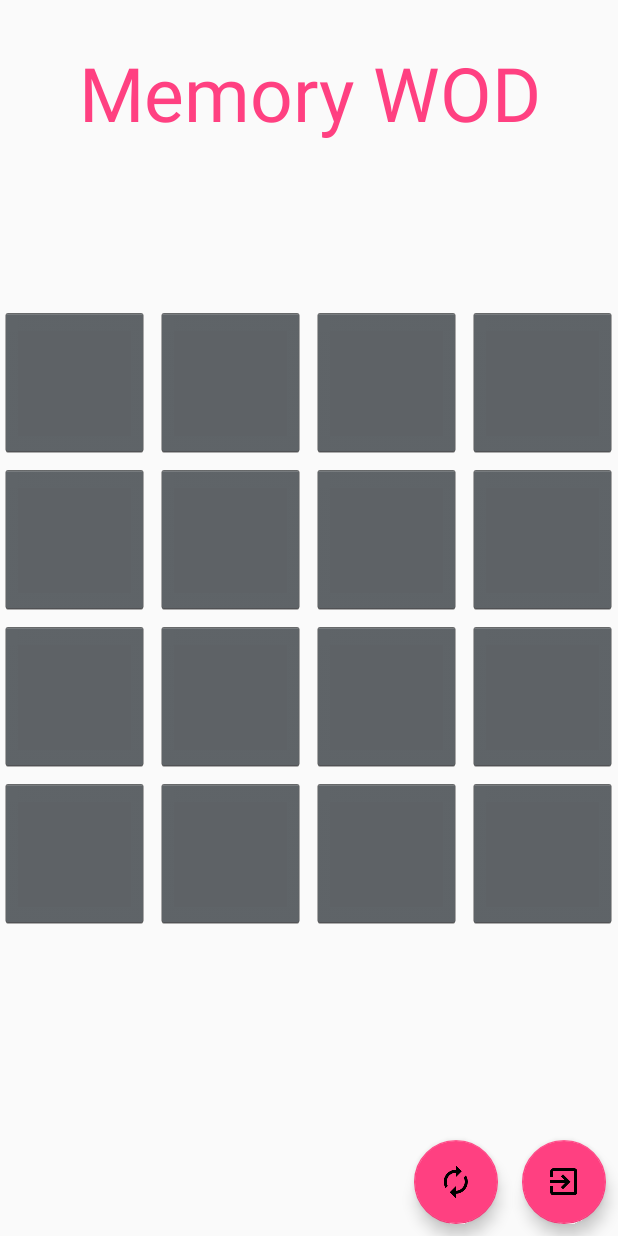
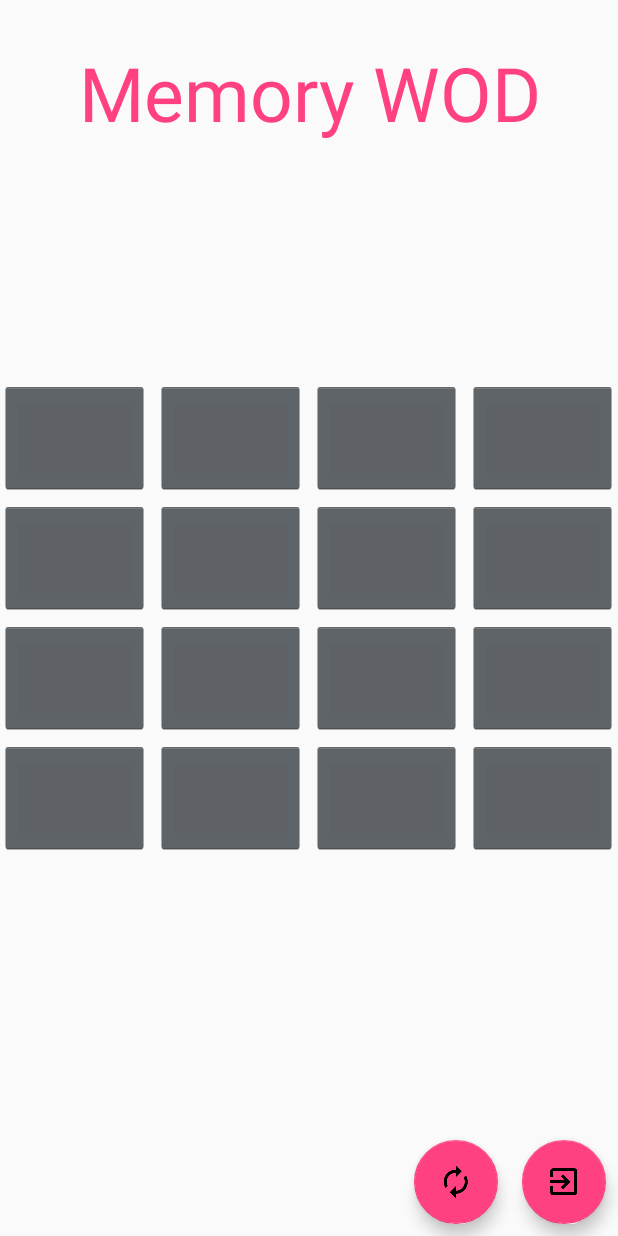
Before and after one commit to uncopyrightedapps/games-memory-wod, an Android app: the screen it shows after launch (PlayGameActivity), after a tap on an icon or button, on a phone screen of 412 x 824 dp. Run offline under Robolectric (Android 15) with nearby library versions, the light colour scheme and no system bars; 1 other tap on this screen came first.

Commit message:
Added Gameover and sounds

```diff
--- a/app/src/main/java/org/uncopyrightedapps/games/memory_wod/PieceAdapter.java
+++ b/app/src/main/java/org/uncopyrightedapps/games/memory_wod/PieceAdapter.java
@@ -1,6 +1,7 @@
 package org.uncopyrightedapps.games.memory_wod;
 
 import android.content.Context;
+import android.media.MediaPlayer;
 import android.os.Handler;
 import android.util.SparseArray;
 import android.view.LayoutInflater;
@@ -17,6 +18,8 @@ import java.util.List;
 public class PieceAdapter extends BaseAdapter {
 
     private static final String PIECE_BACK = "";
+    private final MediaPlayer mMediaPlayer;
+    private final MediaPlayer mMediaPlayerGameOver;
 
     private Context mContext;
     private GameEngine mEngine;
@@ -29,6 +32,9 @@ public class PieceAdapter extends BaseAdapter {
         this.mEngine = engine;
 
         this.mViewMap = new SparseArray<>();
+
+        this.mMediaPlayer = MediaPlayer.create(mContext, R.raw.applause);
+        this.mMediaPlayerGameOver = MediaPlayer.create(mContext, R.raw.long_applause);
     }
 
     @Override
@@ -55,7 +61,7 @@ public class PieceAdapter extends BaseAdapter {
             Piece piece = (Piece) getItem(position);
 
             TextView textView = (TextView) pieceView.findViewById(R.id.pieceText);
-            textView.setText(getPieceText(piece));
+            textView.setText(getPieceText(position, piece));
 
             textView.setOnClickListener(new PieceOnClickListener(mEngine, position));
         } else {
@@ -64,7 +70,7 @@ public class PieceAdapter extends BaseAdapter {
             Piece piece = (Piece) getItem(position);
 
             TextView textView = (TextView) pieceView.findViewById(R.id.pieceText);
-            textView.setText(getPieceText(piece));
+            textView.setText(getPieceText(position, piece));
         }
         return pieceView;
     }
@@ -73,8 +79,8 @@ public class PieceAdapter extends BaseAdapter {
         return (LayoutInflater) mContext.getSystemService(Context.LAYOUT_INFLATER_SERVICE);
     }
 
-    private String getPieceText(Piece piece) {
-        if (piece.isFlipped()) {
+    private String getPieceText(int position, Piece piece) {
+        if (mEngine.isFlipped(position)) {
             return Integer.toString(piece.getPieceNumber());
         } else {
             return PIECE_BACK;
@@ -96,7 +102,7 @@ public class PieceAdapter extends BaseAdapter {
         public void onClick(View v) {
             mEngine.flip(mPosition);
             TextView textView = (TextView) v;
-            textView.setText(getPieceText(mPiece));
+            textView.setText(getPieceText(mPosition, mPiece));
 
             mViewMap.put(mPosition, textView);
 
@@ -114,7 +120,12 @@ public class PieceAdapter extends BaseAdapter {
                         }
                     }, 1000);
                 } else {
-                    mEngine.clearFlippedPieces();
+                    if (mEngine.gameOver()) {
+                        mMediaPlayerGameOver.start();
+                    } else {
+                        mMediaPlayer.start();
+                        mEngine.clearFlippedPieces();
+                    }
                 }
             }
         }
--- a/app/src/main/java/org/uncopyrightedapps/games/memory_wod/PlayGameActivity.java
+++ b/app/src/main/java/org/uncopyrightedapps/games/memory_wod/PlayGameActivity.java
@@ -5,9 +5,7 @@ import android.support.design.widget.FloatingActionButton;
 import android.support.v7.app.ActionBar;
 import android.support.v7.app.AppCompatActivity;
 import android.view.View;
-import android.widget.AdapterView;
 import android.widget.GridView;
-import android.widget.Toast;
 
 import org.uncopyrightedapps.games.memory_wod.engine.GameEngine;
 
@@ -27,13 +25,7 @@ public class PlayGameActivity extends AppCompatActivity {
         gridview = (GridView) findViewById(R.id.gridview);
         gridview.setNumColumns(mEngine.colCount());
 
-        final PieceAdapter adapter = new PieceAdapter(this.getApplicationContext(), mEngine);
-        gridview.setAdapter(adapter);
-        gridview.setOnItemClickListener(new AdapterView.OnItemClickListener() {
-            public void onItemClick(AdapterView<?> parent, View v, int position, long id) {
-                Toast.makeText(PlayGameActivity.this, "" + position, Toast.LENGTH_SHORT).show();
-            }
-        });
+        setAdapter();
 
         FloatingActionButton exitButton = (FloatingActionButton) findViewById(R.id.exitButton);
         FloatingActionButton restartButton = (FloatingActionButton) findViewById(R.id.restartButton);
@@ -49,9 +41,14 @@ public class PlayGameActivity extends AppCompatActivity {
             @Override
             public void onClick(View v) {
                 mEngine.reset();
-                adapter.notifyDataSetChanged();
+                setAdapter();
             }
         });
+    }
+
+    private void setAdapter() {
+        PieceAdapter adapter = new PieceAdapter(getApplicationContext(), mEngine);
+        gridview.setAdapter(adapter);
     }
 
     @Override
--- a/app/src/main/java/org/uncopyrightedapps/games/memory_wod/engine/GameEngine.java
+++ b/app/src/main/java/org/uncopyrightedapps/games/memory_wod/engine/GameEngine.java
@@ -8,6 +8,7 @@ import java.util.Random;
 
 public class GameEngine {
 
+    private int flippedCount;
     private int rowCount;
     private int colCount;
     private Piece pieces[];
@@ -34,6 +35,7 @@ public class GameEngine {
         }
 
         flippedPieces = new ArrayList<Integer>();
+        flippedCount = 0;
     }
 
     public int rowCount() {
@@ -110,7 +112,11 @@ public class GameEngine {
         if (numberOfPiecesFlippedIs(2)) {
             Piece piece1 = pieces[flippedPieces.get(0)];
             Piece piece2 = pieces[flippedPieces.get(1)];
-            return piece1.getPieceNumber() != piece2.getPieceNumber();
+            boolean notFound = piece1.getPieceNumber() != piece2.getPieceNumber();
+            if (!notFound) {
+                flippedCount++;
+            }
+            return notFound;
         }
         return false;
     }
@@ -134,6 +140,10 @@ public class GameEngine {
         }
         clearFlippedPieces();
         shuffle();
+        flippedCount = 0;
     }
 
+    public boolean gameOver() {
+        return flippedCount == piecesCount() / 2;
+    }
 }
--- a/app/src/main/res/layout/piece_view.xml
+++ b/app/src/main/res/layout/piece_view.xml
@@ -7,8 +7,9 @@
         android:id="@+id/pieceText"
         android:layout_height="wrap_content"
         android:layout_width="fill_parent"
-        android:height="100dp"
+        android:height="75dp"
         android:textSize="50sp"
+        android:layout_gravity="center_vertical"
         style="@android:style/Widget.Holo.Button" />
 
 </LinearLayout>
```
Also changed, not shown: app/src/main/res/values/strings.xml (+1 -7 lines), 3 other files.
